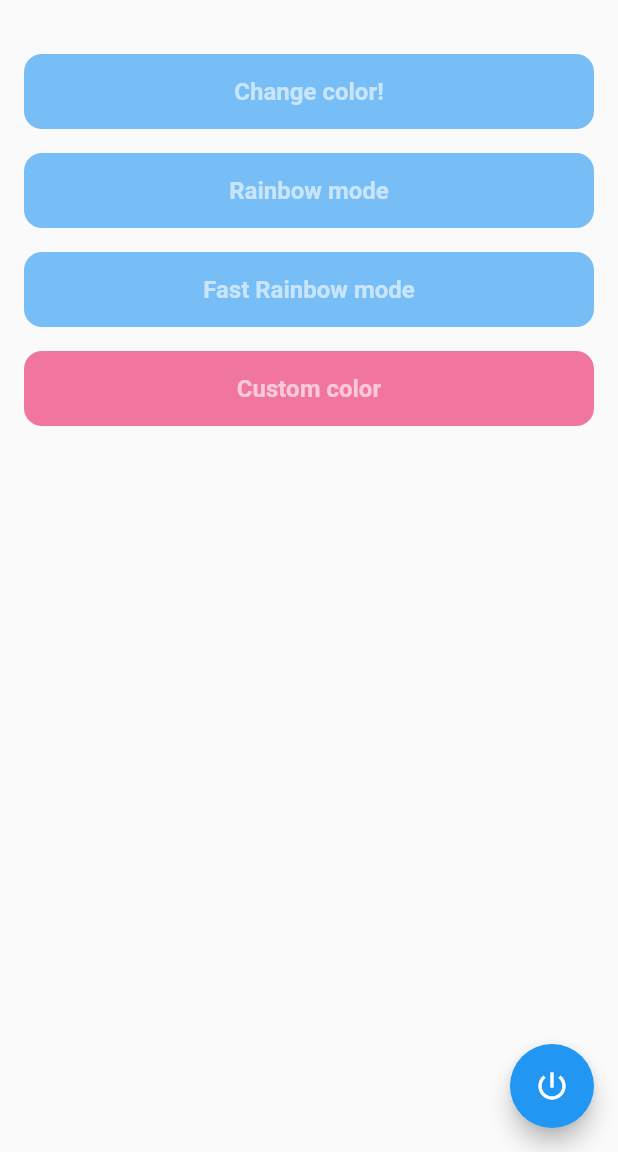
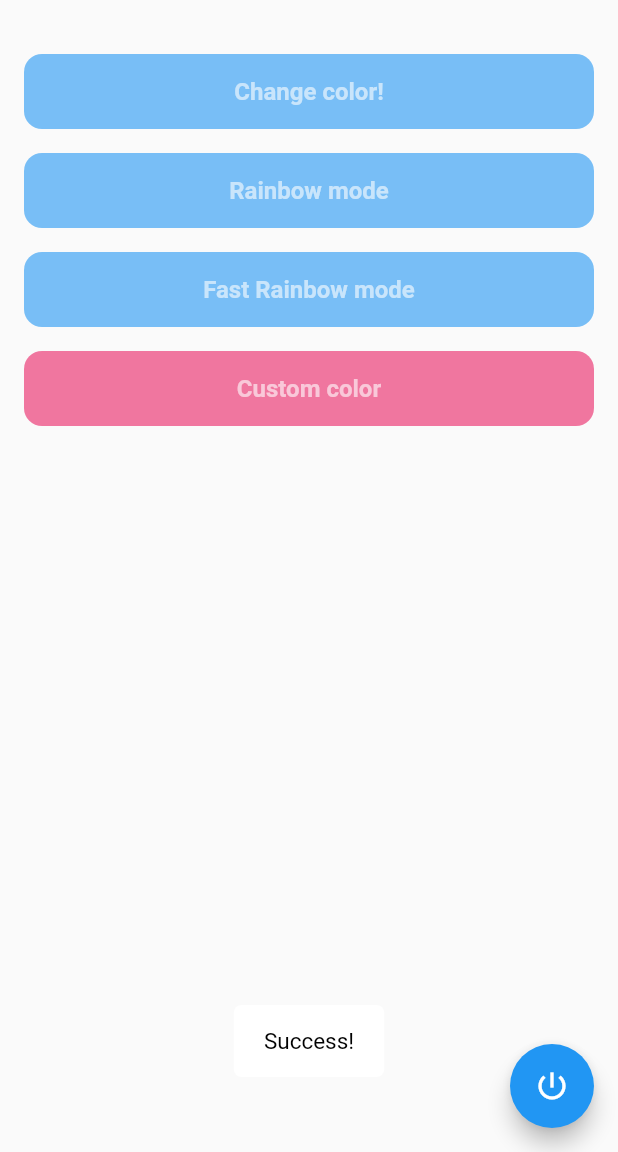
Before and after one commit to Knospfer/iotee, a Flutter app: the screen it shows after launch, after a tap on the "power settings new" icon, on a phone screen of 412 x 824 dp, the part 84-1236 px from its top. Run offline on Flutter 3.47's test engine with Material 2 defaults, Android fonts, the phone set to English and light mode, and no system bars; our stand-ins replace auto_route, flutter_colorpicker, flutter_easyloading, lottie, permission_handler; generated files the repository leaves out were written again.

Commit message:
feat: loading ux

```diff
--- a/lib/main.dart
+++ b/lib/main.dart
@@ -1,4 +1,5 @@
 import 'package:flutter/material.dart';
+import 'package:flutter_easyloading/flutter_easyloading.dart';
 import 'package:iotee/core/route.dart';
 
 void main() {
@@ -16,6 +17,7 @@ class MyApp extends StatelessWidget {
       title: 'IoTee',
       routerDelegate: _appRouter.delegate(),
       routeInformationParser: _appRouter.defaultRouteParser(),
+      builder: EasyLoading.init(),
     );
   }
 }
--- a/lib/screens/home/home_screen.dart
+++ b/lib/screens/home/home_screen.dart
@@ -1,5 +1,6 @@
 import 'package:flutter/material.dart';
 import 'package:flutter_colorpicker/flutter_colorpicker.dart';
+import 'package:flutter_easyloading/flutter_easyloading.dart';
 import 'package:iotee/screens/home/home_widget_view.dart';
 
 class HomeScreen extends StatefulWidget {
@@ -26,7 +27,11 @@ class HomeScreenSate extends State<HomeScreen> {
   }
 
   void toggleEnabled() {
-    _resetPickedColor();
+    _handleWithLoadings(() async {
+      await Future.delayed(Duration(seconds: 1));
+
+      _resetPickedColor();
+    });
 
     setState(() {
       enabled = !enabled;
@@ -55,6 +60,18 @@ class HomeScreenSate extends State<HomeScreen> {
     //TODO QUA AGGIORNA BT
   }
 
+  Future<void> _handleWithLoadings(Future Function() callback) async {
+    EasyLoading.show(maskType: EasyLoadingMaskType.black);
+    try {
+      await callback();
+      await EasyLoading.dismiss();
+      await EasyLoading.showToast("Success!",
+          toastPosition: EasyLoadingToastPosition.bottom);
+    } catch (_) {
+      await EasyLoading.showError("Error");
+    }
+  }
+
   void _resetPickedColor() {
     setState(() {
       pickedColor = Colors.pink;
--- a/lib/screens/splash/slpash_screen.dart
+++ b/lib/screens/splash/slpash_screen.dart
@@ -1,5 +1,6 @@
 import 'package:auto_route/auto_route.dart';
 import 'package:flutter/material.dart';
+import 'package:flutter_easyloading/flutter_easyloading.dart';
 import 'package:iotee/core/route.dart';
 import 'package:lottie/lottie.dart';
 import 'package:permission_handler/permission_handler.dart';
@@ -18,6 +19,7 @@ class _SplashScreenState extends State<SplashScreen>
   @override
   void initState() {
     super.initState();
+    _initLoading();
 
     _controller = AnimationController(vsync: this);
     _controller.addStatusListener((status) async {
@@ -52,6 +54,13 @@ class _SplashScreenState extends State<SplashScreen>
     super.dispose();
   }
 
+  void _initLoading() {
+    EasyLoading.instance
+      ..loadingStyle = EasyLoadingStyle.light
+      ..indicatorType = EasyLoadingIndicatorType.pulse
+      ..dismissOnTap = true;
+  }
+
   @override
   Widget build(BuildContext context) {
     return Scaffold(
--- a/pubspec.yaml
+++ b/pubspec.yaml
@@ -36,6 +36,7 @@ dependencies:
   cupertino_icons: ^1.0.2
   flutter_blue_plus: ^1.4.0
   flutter_colorpicker: ^1.0.3
+  flutter_easyloading: ^3.0.5
   lottie: ^2.2.0
   permission_handler: ^10.2.0
 
```
Also changed, not shown: pubspec.lock.
